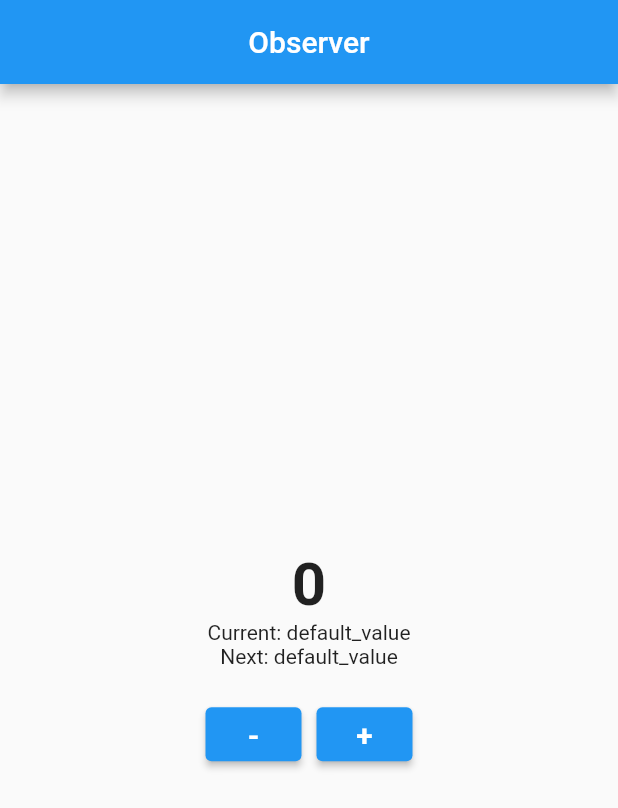
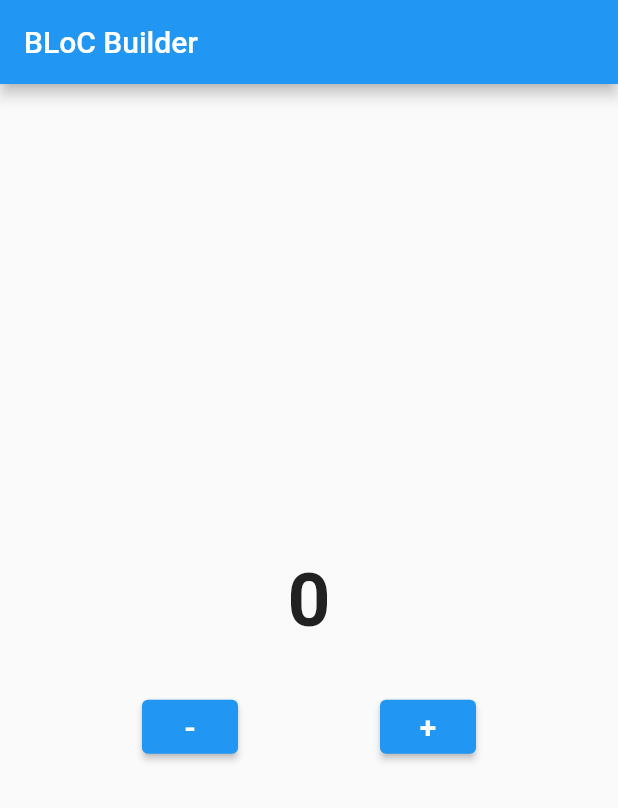
Before and after one commit to tamathecxder/learn_BLoC, a Flutter app: the screen it shows after launch, on a phone screen of 412 x 824 dp. Shown: the top 808 px of the screen. Run offline on Flutter 3.47's test engine with Material 2 defaults, Android fonts, the phone set to English and light mode, and no system bars; our stand-ins replace bloc, flutter_bloc.

Commit message:
Bloc builder pada flutter bloc

```diff
--- /dev/null
+++ b/lib/bloc/counter.dart
@@ -0,0 +1,23 @@
+import 'package:bloc/bloc.dart';
+import 'package:flutter/cupertino.dart';
+
+class Counter extends Cubit<int> {
+  Counter({this.init = 0}) : super(init);
+
+  int init;
+
+  increment() => emit(state + 1);
+  decrement() => emit(state - 1);
+
+  @override
+  void onChange(Change<int> change) {
+    super.onChange(change);
+    debugPrint(change.toString());
+  }
+
+  @override
+  void onError(Object error, StackTrace stackTrace) {
+    super.onError(error, stackTrace);
+    debugPrint(error.toString());
+  }
+}
--- a/lib/main.dart
+++ b/lib/main.dart
@@ -1,7 +1,5 @@
-import 'dart:developer';
-
-import 'package:bloc/bloc.dart';
 import 'package:flutter/material.dart';
+import 'package:learn_bloc/pages/home.dart';
 
 void main(List<String> args) {
   runApp(const MyApp());
@@ -17,129 +15,3 @@ class MyApp extends StatelessWidget {
     );
   }
 }
-
-class CounterCubit extends Cubit<int> {
-  CounterCubit({this.data = 0}) : super(data);
-
-  int data;
-  int? currentData;
-  int? nextData;
-
-  void increment() {
-    emit(state + 1);
-  }
-
-  void decrement() {
-    emit(state + -1);
-  }
-
-  @override
-  void onChange(Change<int> change) {
-    // TODO: implement onChange
-    super.onChange(change);
-
-    log(change.toString());
-    currentData = change.currentState;
-    nextData = change.nextState;
-  }
-
-  @override
-  void onError(Object error, StackTrace stackTrace) {
-    // TODO: implement onError
-    super.onError(error, stackTrace);
-    print(error);
-  }
-}
-
-class HomePage extends StatelessWidget {
-  HomePage({super.key});
-
-  CounterCubit counter = CounterCubit();
-
-  @override
-  Widget build(BuildContext context) {
-    return Scaffold(
-      appBar: AppBar(title: Text("Observer"), centerTitle: true),
-      body: Column(
-        mainAxisAlignment: MainAxisAlignment.center,
-        children: [
-          StreamBuilder(
-            stream: counter.stream,
-            initialData: counter.data,
-            builder: (context, snapshot) {
-              return Column(
-                children: [
-                  Text(
-                    "${snapshot.data}",
-                    style: TextStyle(
-                      fontSize: 40,
-                      fontWeight: FontWeight.bold,
-                    ),
-                  ),
-                  Column(
-                    mainAxisAlignment: MainAxisAlignment.center,
-                    children: [
-                      Row(
-                        mainAxisAlignment: MainAxisAlignment.center,
-                        children: [
-                          Text("Current: "),
-                          Text(counter.currentData == null
-                              ? 'default_value'
-                              : counter.currentData.toString()),
-                        ],
-                      ),
-                      Row(
-                        mainAxisAlignment: MainAxisAlignment.center,
-                        children: [
-                          Text("Next: "),
-                          Text(counter.nextData == null
-                              ? 'default_value'
-                              : counter.nextData.toString()),
-                        ],
-                      ),
-                    ],
-                  ),
-                ],
-              );
-            },
-          ),
-          SizedBox(
-            height: 20,
-          ),
-          Row(
-            mainAxisAlignment: MainAxisAlignment.center,
-            children: [
-              ElevatedButton(
-                onPressed: () {
-                  counter.decrement();
-                },
-                child: Text(
-                  "-",
-                  style: TextStyle(
-                    fontWeight: FontWeight.bold,
-                    fontSize: 20,
-                  ),
-                ),
-              ),
-              const SizedBox(
-                width: 10,
-              ),
-              ElevatedButton(
-                onPressed: () {
-                  counter.increment();
-                },
-                child: Text(
-                  "+",
-                  style: TextStyle(
-                    fontWeight: FontWeight.bold,
-                    fontSize: 20,
-                  ),
-                ),
-              ),
-            ],
-          )
-        ],
-      ),
-    );
-  }
-}
--- /dev/null
+++ b/lib/pages/home.dart
@@ -0,0 +1,81 @@
+import 'package:flutter/material.dart';
+import 'package:flutter_bloc/flutter_bloc.dart';
+import 'package:learn_bloc/bloc/counter.dart';
+
+class HomePage extends StatelessWidget {
+  HomePage({super.key});
+
+  Counter counter = Counter(init: 0);
+
+  @override
+  Widget build(BuildContext context) {
+    return Scaffold(
+      appBar: AppBar(
+        title: const Text("BLoC Builder"),
+      ),
+      body: Column(
+        mainAxisAlignment: MainAxisAlignment.center,
+        children: [
+          BlocBuilder<Counter, int>(
+            bloc: counter,
+            buildWhen: (prev, curr) => curr % 2 == 0 ? true : false,
+            builder: (context, state) {
+              return Text(
+                "$state",
+                style: const TextStyle(
+                  fontSize: 50,
+                  fontWeight: FontWeight.bold,
+                ),
+              );
+            },
+          ),
+          // StreamBuilder(
+          //   initialData: counter.init,
+          //   stream: counter.stream,
+          //   builder: (context, snapshot) {
+          //     return Text(
+          //       "${snapshot.data}",
+          //       style: const TextStyle(
+          //         fontSize: 50,
+          //         fontWeight: FontWeight.bold,
+          //       ),
+          //     );
+          //   },
+          // ),
+          const SizedBox(
+            height: 30,
+          ),
+          Row(
+            mainAxisAlignment: MainAxisAlignment.spaceEvenly,
+            children: [
+              ElevatedButton(
+                onPressed: () {
+                  counter.decrement();
+                },
+                child: Text(
+                  "-",
+                  style: TextStyle(
+                    fontSize: 20,
+                    fontWeight: FontWeight.w600,
+                  ),
+                ),
+              ),
+              ElevatedButton(
+                onPressed: () {
+                  counter.increment();
+                },
+                child: Text(
+                  "+",
+                  style: TextStyle(
+                    fontSize: 20,
+                    fontWeight: FontWeight.w600,
+                  ),
+                ),
+              ),
+            ],
+          ),
+        ],
+      ),
+    );
+  }
+}
```
